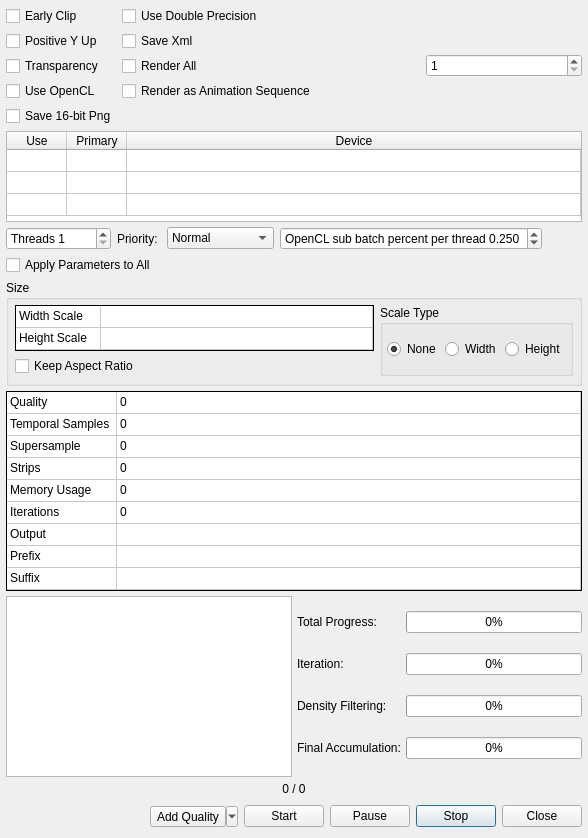
This is Source/Fractorium/FinalRenderDialog.ui in typpos/fractorium as Qt 5 draws it before an edit. The edited form follows.
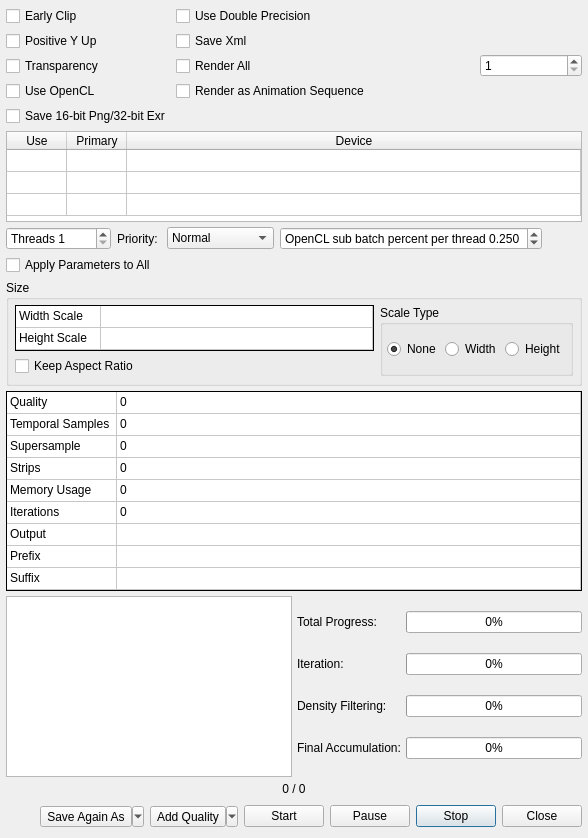
This is the edited form.

Commit message:
--User changes  -Allow for saving EXR as full 31-bit float per component per pixel.  -Allow for saving the output from the final render dialog as a different image format without starting the rendering process over.
--Code changes:
 -Make StripsRender() handle memsetting the final output image so calling code no longer has to.
 -Make FinalRenderEmberController<T>::SaveCurrentRender() return the path that the image was actually saved to.

```diff
--- a/Source/Fractorium/FinalRenderDialog.ui
+++ b/Source/Fractorium/FinalRenderDialog.ui
@@ -241,7 +241,7 @@
               <string>&lt;html&gt;&lt;head/&gt;&lt;body&gt;&lt;p&gt;Save each RGBA component as 16-bits when saving Png files.&lt;/p&gt;&lt;p&gt;This leads to greater color precision for use in high end rendering and display on HDR monitors, however it makes the file size larger.&lt;/p&gt;&lt;/body&gt;&lt;/html&gt;</string>
              </property>
              <property name="text">
-              <string>Save 16-bit Png</string>
+              <string>Save 16-bit Png/32-bit Exr</string>
              </property>
             </widget>
            </item>
@@ -1192,6 +1192,19 @@
            </property>
           </spacer>
          </item>
+         <item>
+          <widget class="QToolButton" name="FinalRenderSaveAgainAsButton">
+           <property name="text">
+            <string>Save Again As</string>
+           </property>
+           <property name="popupMode">
+            <enum>QToolButton::MenuButtonPopup</enum>
+           </property>
+           <property name="toolButtonStyle">
+            <enum>Qt::ToolButtonTextOnly</enum>
+           </property>
+          </widget>
+         </item>
          <item>
           <widget class="QToolButton" name="FinalRenderBumpQualityStartButton">
            <property name="text">
```
The commit also changes 11 other files.
